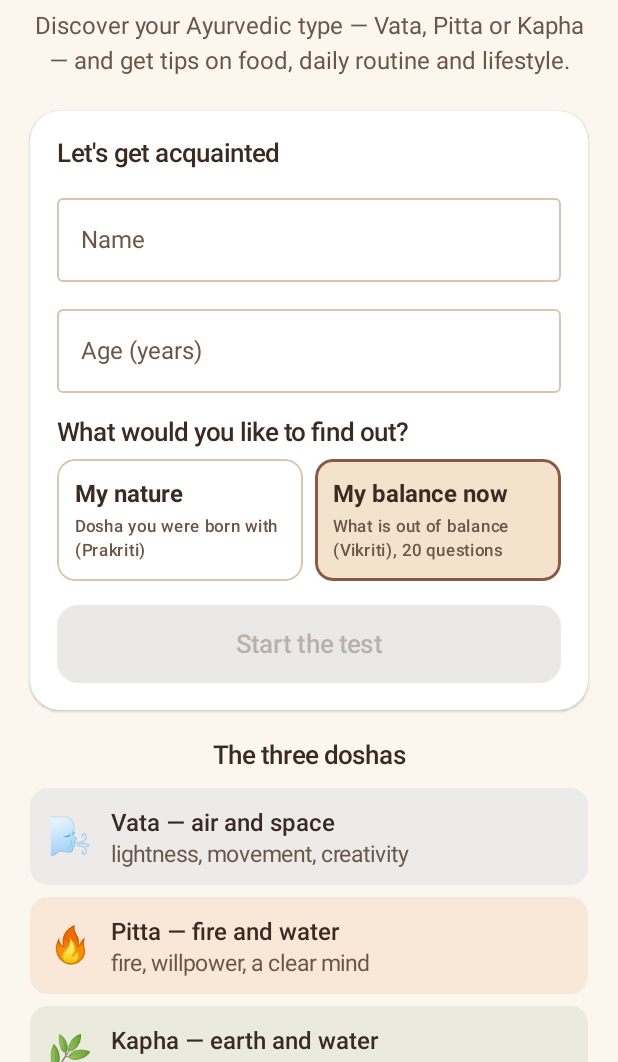
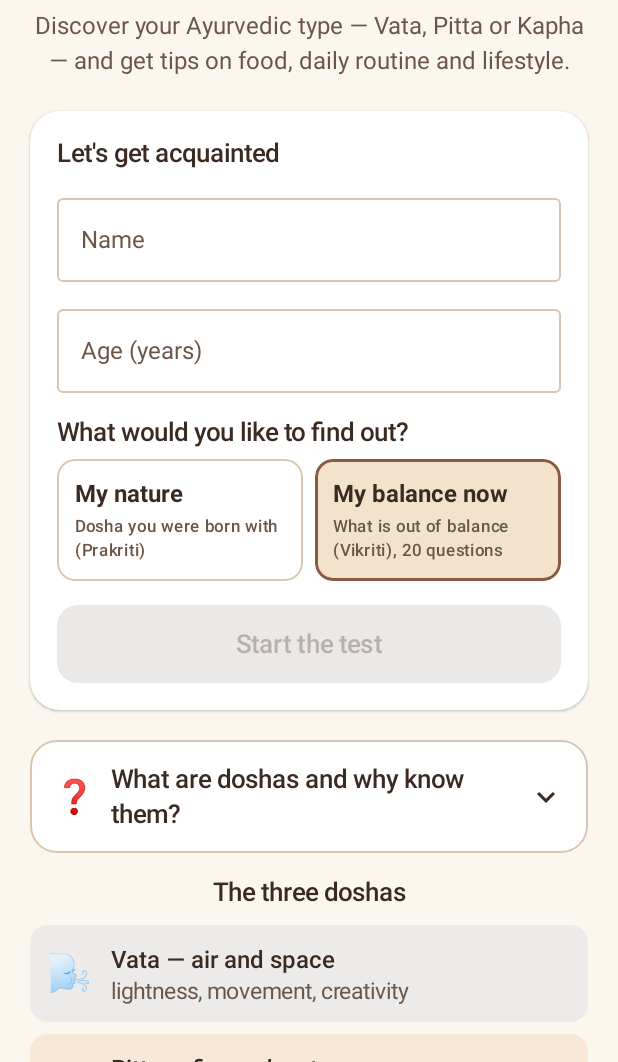
Before and after one commit to shusandrik23/Dosha_test, an Android app built with Jetpack Compose: the screen it shows after launch (MainActivity), after a tap on "My balance now", on a phone screen of 412 x 824 dp, the part 174-1236 px from its top. Run offline under Robolectric (Android 15) with nearby library versions, the phone set to English and light mode, and no system bars.

Commit message:
Explain what doshas are and why know them
Expandable card on the first screen (RU/EN): Ayurveda, the three doshas
and what each governs, Prakriti vs Vikriti, why it is useful.

Co-Authored-By: Claude Opus 5.5 <noreply@anthropic.com>
Claude-Session: https://claude.ai/code/session_01TaXJCaCBQVjueRtsZaYnAU

```diff
--- a/app/src/main/java/com/moyadosha/app/data/Strings.kt
+++ b/app/src/main/java/com/moyadosha/app/data/Strings.kt
@@ -39,6 +39,41 @@ class UiStrings(val lang: Lang) {
         Dosha.KAPHA -> t("спокойствие, выносливость, доброта", "calm, stamina, kindness")
     }
 
+
+    val aboutTitle = t("Что такое доши и зачем их знать?", "What are doshas and why know them?")
+    val aboutText = t(
+        """Аюрведа — традиционная индийская система здоровья, которой больше 3000 лет. Она описывает три доши — три силы, из которых, по её представлениям, складываются тело и характер человека:
+
+• Вата (воздух и эфир) — движение: дыхание, кровообращение, нервная система, мысли.
+• Питта (огонь и вода) — превращение: пищеварение, обмен веществ, температура тела, ясность ума и решимость.
+• Капха (земля и вода) — устойчивость: строение тела, суставы, иммунитет, спокойствие и выносливость.
+
+Все три доши есть в каждом человеке, но в разной пропорции. Пропорция, с которой вы родились, — ваша природная конституция (Пракрити); она остаётся с вами всю жизнь. Текущее состояние (Викрити) меняется от стресса, питания, сезона и возраста: когда какая-то доша «выходит вперёд», появляется дисбаланс.
+
+Зачем это знать:
+• понять свои особенности — почему вы мёрзнете или, наоборот, вам всегда жарко, почему легко набираете вес или не можете поправиться;
+• подобрать еду, режим дня и движение под себя, а не по чужим советам;
+• вовремя заметить дисбаланс и мягко вернуть себя в равновесие;
+• лучше понимать близких и детей — у каждого своя природа.
+
+Тест «Моя природа» определяет врождённую дошу, тест «Мой баланс сейчас» — что вышло из равновесия за последние недели.""",
+        """Ayurveda is a traditional Indian health system more than 3,000 years old. It describes three doshas — three forces that, in its view, make up a person's body and character:
+
+• Vata (air and space) — movement: breathing, circulation, the nervous system, thoughts.
+• Pitta (fire and water) — transformation: digestion, metabolism, body temperature, a clear mind and determination.
+• Kapha (earth and water) — stability: body structure, joints, immunity, calm and stamina.
+
+All three doshas are present in everyone, but in different proportions. The proportion you were born with is your natural constitution (Prakriti); it stays with you for life. Your current state (Vikriti) changes with stress, food, season and age: when one dosha "comes forward", an imbalance appears.
+
+Why know this:
+• to understand yourself — why you're always cold or always hot, why you gain weight easily or can't put it on;
+• to choose food, daily routine and exercise that suit you, not someone else;
+• to notice an imbalance early and gently get back into balance;
+• to better understand your family and children — everyone has their own nature.
+
+The "My nature" test finds the dosha you were born with; the "My balance now" test shows what has gone out of balance in recent weeks.""",
+    )
+
     fun questionOf(i: Int, n: Int) = t("Вопрос $i из $n", "Question $i of $n")
     val kidBadge = t("🧸 детский", "🧸 kids")
     val back = t("Назад", "Back")
--- a/app/src/main/java/com/moyadosha/app/ui/Screens.kt
+++ b/app/src/main/java/com/moyadosha/app/ui/Screens.kt
@@ -239,6 +239,8 @@ private fun WelcomeScreen(vm: QuizViewModel) {
         }
 
         Spacer(Modifier.height(20.dp))
+        AboutCard(s.aboutTitle, s.aboutText)
+        Spacer(Modifier.height(16.dp))
         Text(s.threeDoshas, style = MaterialTheme.typography.titleMedium)
         Spacer(Modifier.height(8.dp))
         Dosha.entries.forEach { DoshaIntro(it, vm.lang, s.doshaIntro(it)) }
@@ -821,3 +823,32 @@ private fun ShareBar(label: String, color: Color, percent: Int) {
         }
     }
 }
+
+
+@Composable
+private fun AboutCard(title: String, text: String) {
+    var expanded by rememberSaveable { mutableStateOf(false) }
+    val arrow by animateFloatAsState(if (expanded) 180f else 0f, label = "about")
+    Card(
+        shape = RoundedCornerShape(18.dp),
+        colors = CardDefaults.cardColors(containerColor = MaterialTheme.colorScheme.surface),
+        border = BorderStroke(1.dp, MaterialTheme.colorScheme.outline),
+        modifier = Modifier.fillMaxWidth(),
+    ) {
+        Row(
+            Modifier
+                .fillMaxWidth()
+                .clickable { expanded = !expanded }
+                .padding(16.dp),
+            verticalAlignment = Alignment.CenterVertically,
+        ) {
+            Text("❓", fontSize = 22.sp)
+            Spacer(Modifier.width(10.dp))
+            Text(title, style = MaterialTheme.typography.titleMedium, modifier = Modifier.weight(1f))
+            Icon(Icons.Filled.KeyboardArrowDown, contentDescription = null, modifier = Modifier.rotate(arrow))
+        }
+        AnimatedVisibility(visible = expanded) {
+            Text(text, style = MaterialTheme.typography.bodyLarge, modifier = Modifier.padding(start = 16.dp, end = 16.dp, bottom = 16.dp))
+        }
+    }
+}
```
